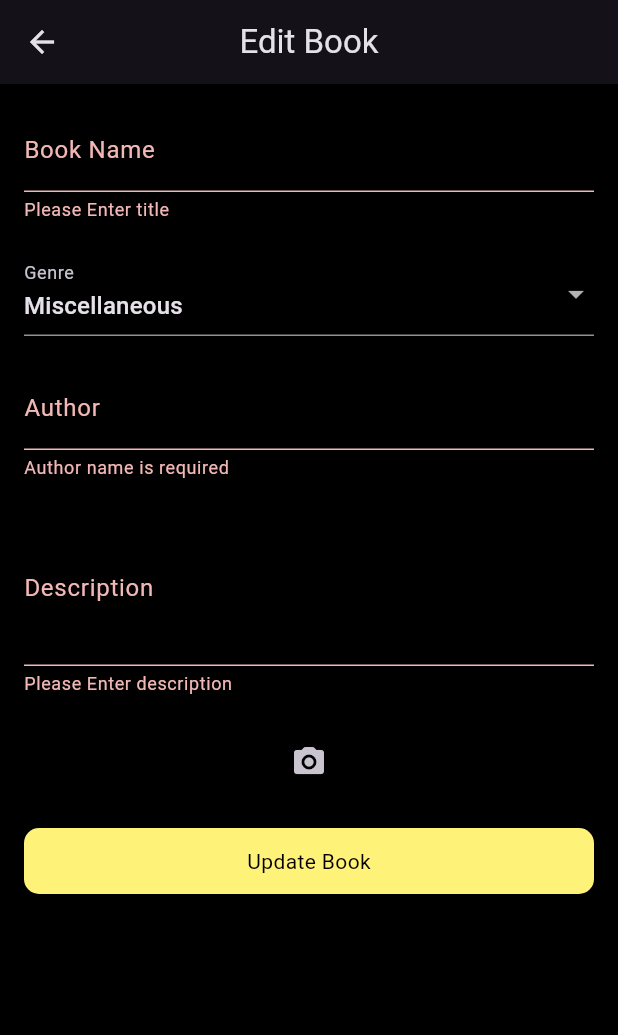
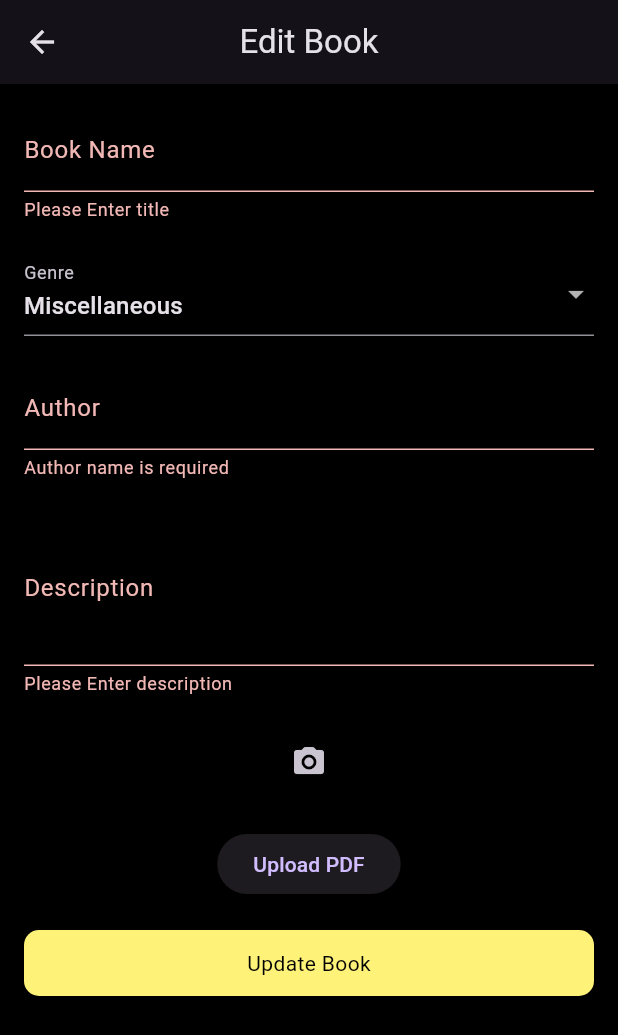
Before and after one commit to LeulWeb/readeth, a Flutter app: the EditBookPage screen opened directly with empty values, after a tap on "Update Book", on a phone screen of 412 x 824 dp. Shown: the top 1035 px of the screen. Run offline on Flutter 3.47's test engine with Material 3 defaults, Android fonts, the phone set to English and light mode, and no system bars; our stand-ins replace equatable, file_picker, flutter_bloc, flutter_svg, hidden_drawer_menu, image_picker and 3 more; missing offline and left inert: flutter_pdfview; accounts and stored records are empty.

Commit message:
book update done

```diff
--- a/lib/pages/edit_book_page.dart
+++ b/lib/pages/edit_book_page.dart
@@ -13,6 +13,7 @@ import 'package:readeth/pages/book_detail_page.dart';
 import 'package:flutter_bloc/flutter_bloc.dart';
 import 'package:readeth/utils/show_toast.dart';
 import 'package:path/path.dart';
+import 'package:file_picker/file_picker.dart';
 
 class EditBookPage extends StatefulWidget {
   final BookModel book;
@@ -31,6 +32,7 @@ class _EditBookPageState extends State<EditBookPage> {
   String publishDate = '';
   String selectedGenre = '';
   String? coverImagePath;
+  String? pdfFilePath; // Add this variable to store the PDF file path
 
   File? _imageFile; // This will hold the new selected image
   final ImagePicker imagePicker = ImagePicker();
@@ -47,6 +49,8 @@ class _EditBookPageState extends State<EditBookPage> {
       publishDate = widget.book.publishDate;
       selectedGenre = widget.book.genre;
       coverImagePath = widget.book.coverImage; // Original cover image
+      pdfFilePath =
+          widget.book.pdfFile; // Initialize with the original PDF path
     });
   }
 
@@ -62,6 +66,19 @@ class _EditBookPageState extends State<EditBookPage> {
         _imageFile =
             savedImage; // Update the image file with the newly picked image
         coverImagePath = savedImage.path; // Update the cover image path
+      });
+    }
+  }
+
+  Future<void> _pickPdf() async {
+    FilePickerResult? result = await FilePicker.platform.pickFiles(
+      type: FileType.custom,
+      allowedExtensions: ['pdf'],
+    );
+
+    if (result != null && result.files.isNotEmpty) {
+      setState(() {
+        pdfFilePath = result.files.single.path!; // Store the new PDF file path
       });
     }
   }
@@ -180,6 +197,17 @@ class _EditBookPageState extends State<EditBookPage> {
                     ),
                   ),
                   const SizedBox(height: 20),
+                  // Button to upload a new PDF
+                  ElevatedButton(
+                    onPressed: _pickPdf,
+                    child: const Text('Upload PDF'),
+                  ),
+                  if (pdfFilePath != null && pdfFilePath!.isNotEmpty)
+                    Padding(
+                      padding: const EdgeInsets.only(top: 8.0),
+                      child: Text('Selected PDF: ${basename(pdfFilePath!)}'),
+                    ),
+                  const SizedBox(height: 20),
                   BlocBuilder<BookBloc, BookState>(
                     builder: (context, state) {
                       return GestureDetector(
@@ -196,6 +224,8 @@ class _EditBookPageState extends State<EditBookPage> {
                                     publishDate: publishDate,
                                     coverImage:
                                         coverImagePath, // Ensure this is set
+                                    pdfFile:
+                                        pdfFilePath, // Add the PDF file path here
                                   );
                                   context
                                       .read<BookBloc>()
```
